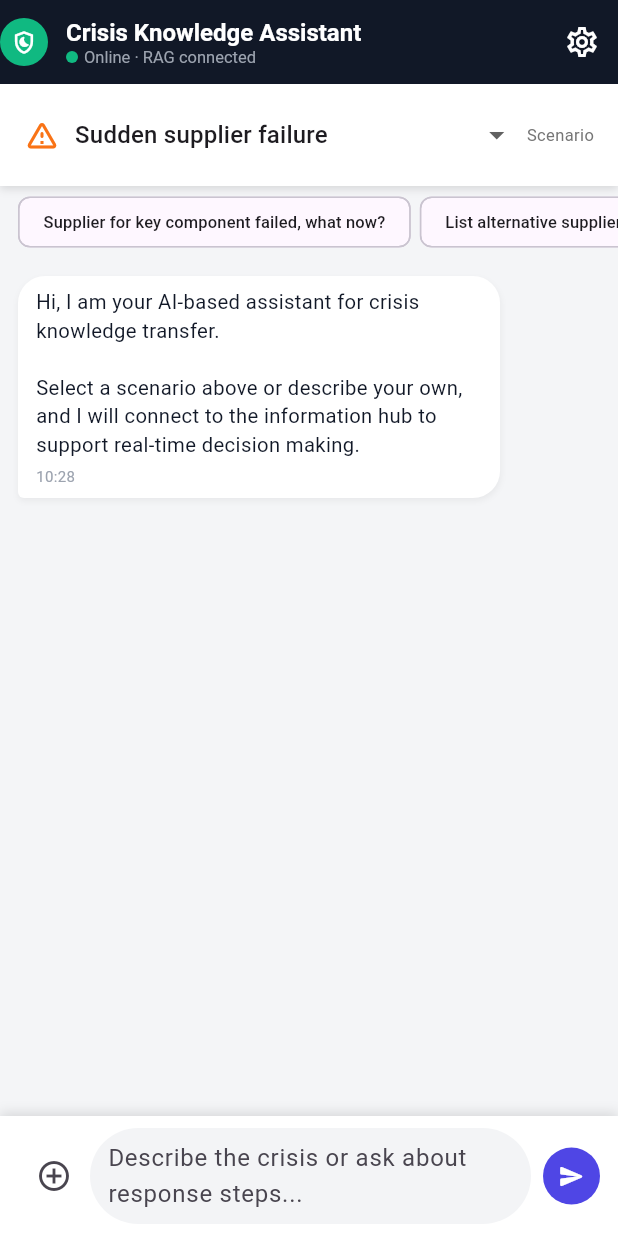
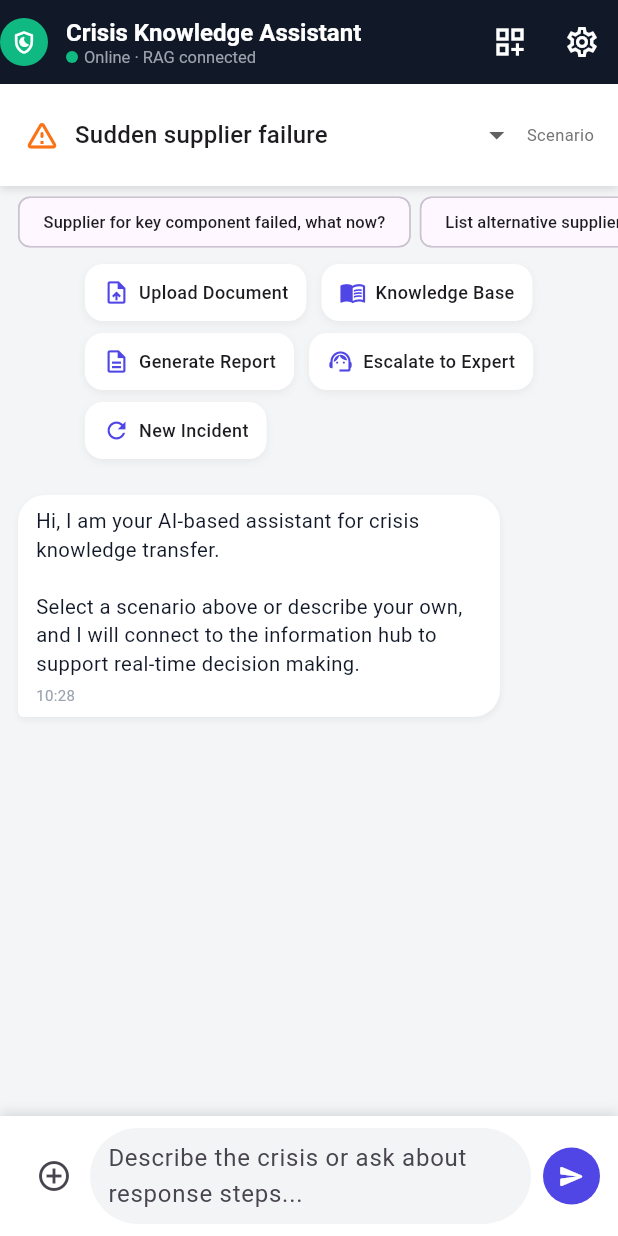
Before and after one commit to vishaal56/Crisis_Knowledge_Transfer-ChatBot, a Flutter app: the screen it shows after launch, on a phone screen of 412 x 824 dp. Run offline on Flutter 3.47's test engine with Material 3 defaults, Android fonts, the phone set to English and light mode, and no system bars; our stand-ins replace file_picker, image_picker.

Commit message:
changes made

```diff
--- a/lib/main.dart
+++ b/lib/main.dart
@@ -1,6 +1,9 @@
 import 'dart:convert';
 import 'package:flutter/material.dart';
 import 'package:http/http.dart' as http;
+import 'settings_page.dart';
+import 'attach_content_page.dart';
+import 'actions_hub_page.dart';
 
 void main() {
   runApp(const CrisisChatApp());
@@ -207,7 +210,34 @@ class _CrisisChatScreenState extends State<CrisisChatScreen> {
         ),
         actions: [
           IconButton(
-            onPressed: () {},
+            onPressed: () async {
+              final result = await Navigator.push(
+                context,
+                MaterialPageRoute(builder: (_) => const ActionsHubPage()),
+              );
+
+              // Optional: handle "New Incident" coming back from that page
+              if (result == 'new_incident') {
+                setState(() {
+                  _messages.clear();
+                  _messages.add(
+                    ChatMessage(
+                      text:
+                      'New incident started. Describe the crisis or choose a scenario.',
+                      isUser: false,
+                      timestamp: DateTime.now(),
+                    ),
+                  );
+                });
+              }
+            },
+            icon: const Icon(Icons.dashboard_customize_outlined),
+            tooltip: 'Action Center',
+          ),
+          IconButton(
+            onPressed: () {
+              // your existing settings navigation
+            },
             icon: const Icon(Icons.settings_outlined),
             tooltip: 'Settings',
           ),
@@ -218,6 +248,7 @@ class _CrisisChatScreenState extends State<CrisisChatScreen> {
           _buildScenarioHeader(),
           const SizedBox(height: 4),
           _buildSuggestedPromptsRow(),
+          _buildActionButtons(),
           const SizedBox(height: 4),
           _buildChatArea(),
           _buildInputArea(),
@@ -301,6 +332,97 @@ class _CrisisChatScreenState extends State<CrisisChatScreen> {
             onPressed: () => _handleSend(textOverride: prompt),
           );
         },
+      ),
+    );
+  }
+
+  Widget _buildActionButtons() {
+    return Padding(
+      padding: const EdgeInsets.symmetric(horizontal: 12.0, vertical: 8),
+      child: Wrap(
+        spacing: 10,
+        runSpacing: 8,
+        children: [
+          _actionBtn(
+            icon: Icons.upload_file_outlined,
+            text: 'Upload Document',
+            onTap: () {
+              // TODO: file picker + upload
+            },
+          ),
+
+          _actionBtn(
+            icon: Icons.menu_book_outlined,
+            text: 'Knowledge Base',
+            onTap: () {
+              // TODO: open modal with categories
+            },
+          ),
+
+          _actionBtn(
+            icon: Icons.description_outlined,
+            text: 'Generate Report',
+            onTap: () {
+              // TODO: compile conversation summary
+            },
+          ),
+
+          _actionBtn(
+            icon: Icons.support_agent_outlined,
+            text: 'Escalate to Expert',
+            onTap: () {
+              // TODO: forward last messages to expert
+            },
+          ),
+
+          _actionBtn(
+            icon: Icons.refresh_outlined,
+            text: 'New Incident',
+            onTap: () {
+              setState(() {
+                _messages.clear();
+                _messages.add(ChatMessage(
+                  text:
+                  'New incident started. Describe the crisis or choose a scenario.',
+                  isUser: false,
+                  timestamp: DateTime.now(),
+                ));
+              });
+            },
+          ),
+        ],
+      ),
+    );
+  }
+
+  Widget _actionBtn({required IconData icon, required String text, required Function onTap}) {
+    return InkWell(
+      onTap: () => onTap(),
+      borderRadius: BorderRadius.circular(12),
+      child: Container(
+        padding: const EdgeInsets.symmetric(horizontal: 12, vertical: 10),
+        decoration: BoxDecoration(
+          color: Colors.white,
+          borderRadius: BorderRadius.circular(12),
+          boxShadow: [
+            BoxShadow(
+              blurRadius: 4,
+              color: Colors.black.withOpacity(0.05),
+              offset: const Offset(0, 2),
+            ),
+          ],
+        ),
+        child: Row(
+          mainAxisSize: MainAxisSize.min,
+          children: [
+            Icon(icon, size: 18, color: const Color(0xFF4F46E5)),
+            const SizedBox(width: 6),
+            Text(
+              text,
+              style: const TextStyle(fontSize: 12, fontWeight: FontWeight.w500),
+            ),
+          ],
+        ),
       ),
     );
   }
@@ -423,9 +545,30 @@ class _CrisisChatScreenState extends State<CrisisChatScreen> {
         child: Row(
           children: [
             IconButton(
-              onPressed: () {},
+              onPressed: () async {
+                final result = await Navigator.push(
+                  context,
+                  MaterialPageRoute(builder: (_) => const AttachContentPage()),
+                );
+
+                if (result != null) {
+                  setState(() {
+                    _messages.add(
+                      ChatMessage(
+                        text:
+                        "📎 Attached Content\n"
+                            "${result['file'] != null ? 'File: ${result['file'].path.split('/').last}\n' : ''}"
+                            "${result['photo'] != null ? 'Photo added\n' : ''}"
+                            "${result['notes'] != null && result['notes'] != '' ? 'Notes: ${result['notes']}' : ''}",
+                        isUser: true,
+                        timestamp: DateTime.now(),
+                      ),
+                    );
+                  });
+                }
+              },
               icon: const Icon(Icons.add_circle_outline),
-              tooltip: 'Attach context (SOP, incident log)',
+              tooltip: 'Attach context',
             ),
             Expanded(
               child: Container(
--- a/pubspec.yaml
+++ b/pubspec.yaml
@@ -30,6 +30,9 @@ environment:
 dependencies:
   flutter:
     sdk: flutter
+  file_picker: ^10.3.7
+  image_picker: ^1.0.7
+
 
   # The following adds the Cupertino Icons font to your application.
   # Use with the CupertinoIcons class for iOS style icons.
```
Also changed, not shown: lib/actions_hub_page.dart (added, +168 -0 lines), lib/attach_content_page.dart (added, +134 -0 lines), lib/settings_page.dart (added, +152 -0 lines), pubspec.lock, 12 other files.
